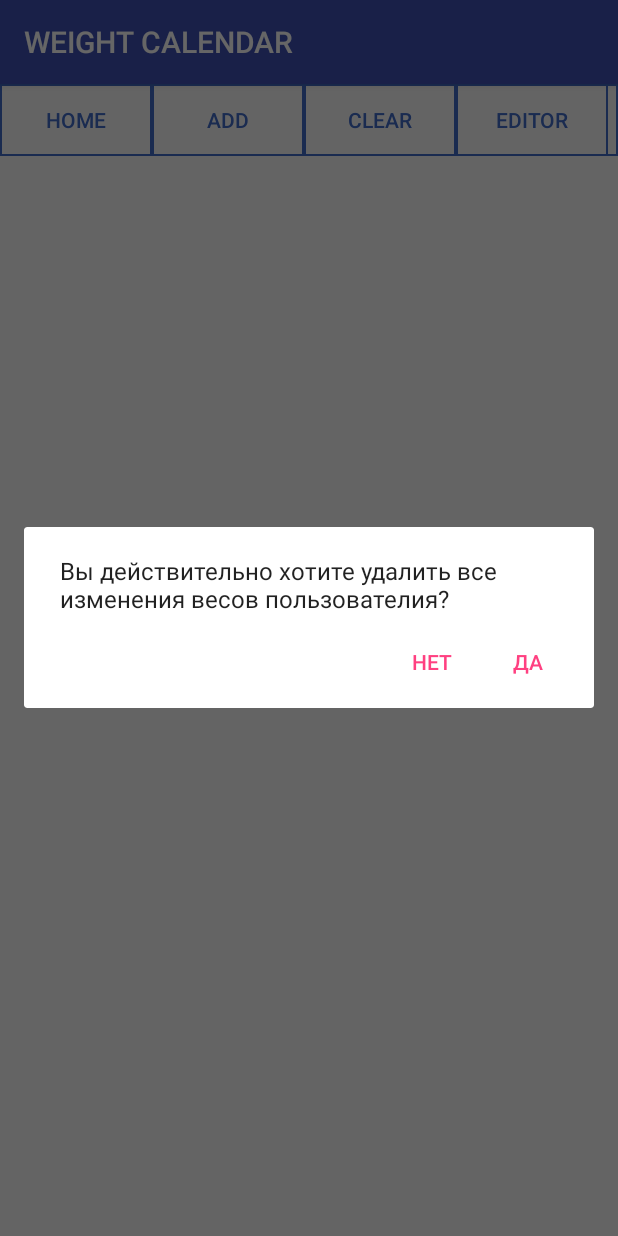
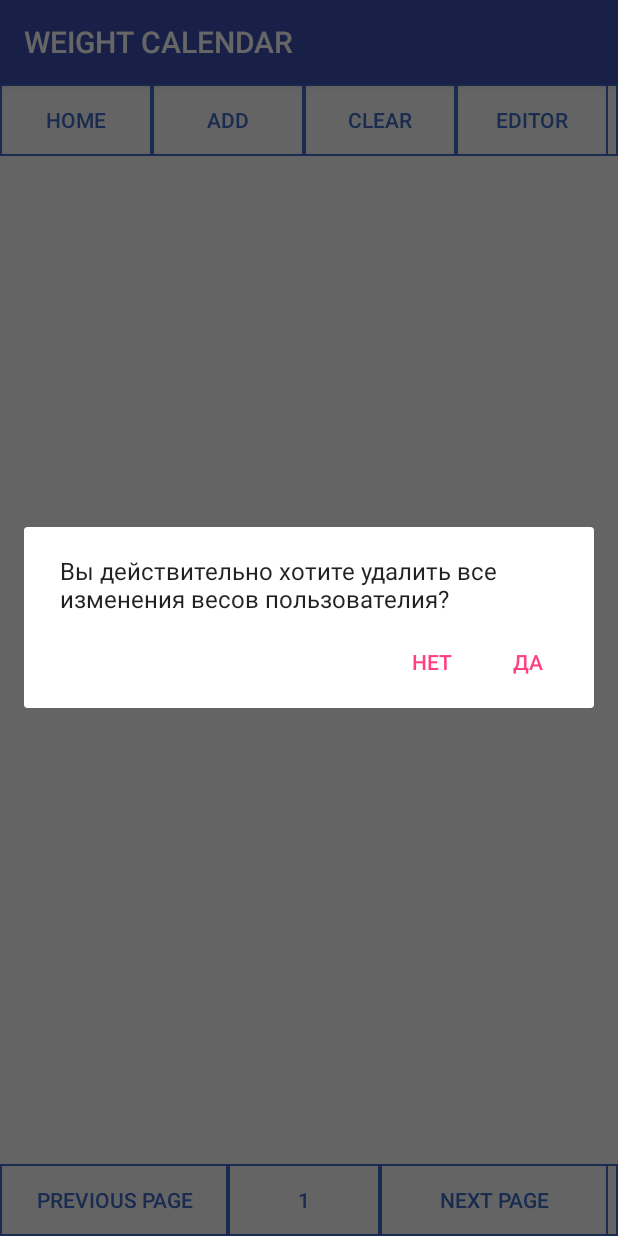
Before and after one commit to ivshapovalov/sandowgym, an Android app: the ActivityWeightChangeCalendarList screen opened directly, with no data from a screen before it, after a tap on "CLEAR", on a phone screen of 412 x 824 dp. Run offline under Robolectric (Android 15) with nearby library versions, the phone set to English and light mode, and no system bars.

Commit message:
Paging in weight change calendar list

```diff
--- a/app/src/main/java/ru/brainworkout/sandowgym/activities/ActivityAbstract.java
+++ b/app/src/main/java/ru/brainworkout/sandowgym/activities/ActivityAbstract.java
@@ -54,4 +54,6 @@ public abstract class ActivityAbstract extends AppCompatActivity {
         }
         return true;
     }
+
+
 }
--- a/app/src/main/java/ru/brainworkout/sandowgym/activities/ActivityUsersList.java
+++ b/app/src/main/java/ru/brainworkout/sandowgym/activities/ActivityUsersList.java
@@ -71,6 +71,8 @@ public class ActivityUsersList extends AppCompatActivity {
     public void onResume() {
         super.onResume();
 
+        getPreferencesFromFile();
+        pageUsers();
         showUsers();
 
         Intent intent = getIntent();
--- a/app/src/main/java/ru/brainworkout/sandowgym/activities/ActivityWeightChangeCalendarList.java
+++ b/app/src/main/java/ru/brainworkout/sandowgym/activities/ActivityWeightChangeCalendarList.java
@@ -2,8 +2,10 @@ package ru.brainworkout.sandowgym.activities;
 
 
 import android.app.AlertDialog;
+import android.content.Context;
 import android.content.DialogInterface;
 import android.content.Intent;
+import android.content.SharedPreferences;
 import android.os.Bundle;
 import android.util.DisplayMetrics;
 import android.view.Gravity;
@@ -15,12 +17,16 @@ import android.widget.TableRow;
 import android.widget.TextView;
 
 import java.util.ArrayList;
+import java.util.HashMap;
 import java.util.List;
+import java.util.Map;
 
 import ru.brainworkout.sandowgym.R;
+
 import static ru.brainworkout.sandowgym.common.Common.*;
 
 import ru.brainworkout.sandowgym.common.Common;
+import ru.brainworkout.sandowgym.database.entities.Exercise;
 import ru.brainworkout.sandowgym.database.entities.WeightChangeCalendar;
 import ru.brainworkout.sandowgym.database.manager.AndroidDatabaseManager;
 import ru.brainworkout.sandowgym.database.manager.SQLiteDatabaseManager;
@@ -32,6 +38,11 @@ public class ActivityWeightChangeCalendarList extends ActivityAbstract {
     private final int NUMBER_OF_VIEWS = 10000;
 
     private final SQLiteDatabaseManager DB = new SQLiteDatabaseManager(this);
+
+    private SharedPreferences mSettings;
+    private int rows_number = 17;
+    Map<Integer, List<WeightChangeCalendar>> pagingWeightChangeCalendar = new HashMap<>();
+    private int currentPage = 1;
 
     private int mHeight = 0;
     private int mWidth = 0;
@@ -49,6 +60,8 @@ public class ActivityWeightChangeCalendarList extends ActivityAbstract {
             HideEditorButton(btEditor);
         }
 
+        getPreferencesFromFile();
+        pageWeightChangeCalendar();
         showWeightChangeCalendarList();
 
         setTitleOfActivity(this);
@@ -59,6 +72,8 @@ public class ActivityWeightChangeCalendarList extends ActivityAbstract {
     public void onResume() {
         super.onResume();
 
+        getPreferencesFromFile();
+        pageWeightChangeCalendar();
         showWeightChangeCalendarList();
 
         Intent intent = getIntent();
@@ -75,39 +90,57 @@ public class ActivityWeightChangeCalendarList extends ActivityAbstract {
         }
     }
 
+    private void getPreferencesFromFile() {
+        mSettings = getSharedPreferences(ActivityMain.APP_PREFERENCES, Context.MODE_PRIVATE);
+        if (mSettings.contains(ActivityMain.APP_PREFERENCES_ROWS_ON_PAGE_IN_LISTS)) {
+            rows_number = mSettings.getInt(ActivityMain.APP_PREFERENCES_ROWS_ON_PAGE_IN_LISTS, 17);
+        } else {
+            rows_number = 17;
+        }
+    }
 
     public void btWeightChangeCalendarListAdd_onClick(final View view) {
 
-        blink(view,this);
+        blink(view, this);
         Intent intent = new Intent(getApplicationContext(), ActivityWeightChangeCalendar.class);
         intent.putExtra("IsNew", true);
         startActivity(intent);
 
     }
 
-
-    private void showWeightChangeCalendarList() {
-
+    private void pageWeightChangeCalendar() {
         List<WeightChangeCalendar> weightChangeCalendarList = new ArrayList<WeightChangeCalendar>();
-
         if (dbCurrentUser == null) {
             //exercises = DB.getAllExercises();
         } else {
             weightChangeCalendarList = DB.getAllWeightChangeCalendarOfUser(dbCurrentUser.getID());
         }
+        List<WeightChangeCalendar> pageContent = new ArrayList<>();
+        int pageNumber = 1;
+        for (int i = 0; i < weightChangeCalendarList.size(); i++) {
+            pageContent.add(weightChangeCalendarList.get(i));
+            if (pageContent.size() == rows_number) {
+                pagingWeightChangeCalendar.put(pageNumber, pageContent);
+                pageContent = new ArrayList<>();
+                pageNumber++;
+            }
+        }
+        if (pageContent.size() != 0) {
+            pagingWeightChangeCalendar.put(pageNumber, pageContent);
+        }
+    }
 
+    private void showWeightChangeCalendarList() {
+
+        Button pageNumber = (Button) findViewById(R.id.btPageNumber);
+        if (pageNumber != null) {
+            pageNumber.setText(String.valueOf(currentPage));
+        }
         ScrollView sv = (ScrollView) findViewById(R.id.svTableWeightChangeCalendarList);
-        try
-
-        {
-
+        try {
             sv.removeAllViews();
 
-        } catch (
-                NullPointerException e
-                )
-
-        {
+        } catch (NullPointerException e) {
         }
 
         DisplayMetrics displaymetrics = getResources().getDisplayMetrics();
@@ -118,23 +151,21 @@ public class ActivityWeightChangeCalendarList extends ActivityAbstract {
                 getApplicationContext().getResources().getDisplayMetrics().density);
 
         TableRow trowButtons = (TableRow) findViewById(R.id.trowButtons);
-
-        if (trowButtons != null)
-
-        {
+        if (trowButtons != null) {
             trowButtons.setMinimumHeight(mHeight);
         }
 
         TableLayout layout = new TableLayout(this);
         layout.setStretchAllColumns(true);
 
-        for (
-                int numEx = 0;
-                numEx < weightChangeCalendarList.size(); numEx++)
+        List<WeightChangeCalendar> page = pagingWeightChangeCalendar.get(currentPage);
+        if (page == null) return;
+        int currentPageSize = page.size();
+        for (int num = 0; num < currentPageSize; num++) {
 
-        {
+            WeightChangeCalendar weightChangeCalendar=page.get(num);
             TableRow mRow = new TableRow(this);
-            mRow.setId(NUMBER_OF_VIEWS + weightChangeCalendarList.get(numEx).getID());
+            mRow.setId(NUMBER_OF_VIEWS + weightChangeCalendar.getID());
             mRow.setOnClickListener(new View.OnClickListener() {
                 @Override
                 public void onClick(View v) {
@@ -145,7 +176,7 @@ public class ActivityWeightChangeCalendarList extends ActivityAbstract {
             mRow.setBackgroundResource(R.drawable.bt_border);
 
             TextView txt = new TextView(this);
-            txt.setText(String.valueOf(weightChangeCalendarList.get(numEx).getID()));
+            txt.setText(String.valueOf(weightChangeCalendar.getID()));
             txt.setBackgroundResource(R.drawable.bt_border);
             txt.setGravity(Gravity.CENTER);
             txt.setHeight(mHeight);
@@ -154,7 +185,7 @@ public class ActivityWeightChangeCalendarList extends ActivityAbstract {
             mRow.addView(txt);
 
             txt = new TextView(this);
-            txt.setText(String.valueOf(weightChangeCalendarList.get(numEx).getDayString()));
+            txt.setText(String.valueOf(weightChangeCalendar.getDayString()));
             txt.setBackgroundResource(R.drawable.bt_border);
             txt.setGravity(Gravity.CENTER);
             txt.setHeight(mHeight);
@@ -163,27 +194,22 @@ public class ActivityWeightChangeCalendarList extends ActivityAbstract {
             mRow.addView(txt);
 
             txt = new TextView(this);
-            txt.setText(String.valueOf(weightChangeCalendarList.get(numEx).getWeight()));
+            txt.setText(String.valueOf(weightChangeCalendar.getWeight()));
             txt.setBackgroundResource(R.drawable.bt_border);
             txt.setGravity(Gravity.CENTER);
             txt.setHeight(mHeight);
             txt.setTextSize(mTextSize);
             txt.setTextColor(getResources().getColor(R.color.text_color));
             mRow.addView(txt);
-
             mRow.setBackgroundResource(R.drawable.bt_border);
-
             layout.addView(mRow);
-
         }
-
         sv.addView(layout);
-
     }
 
     private void rowWeightChangeCalendar_onClick(final TableRow view) {
 
-        blink(view,this);
+        blink(view, this);
 
         int id = view.getId() % NUMBER_OF_VIEWS;
 
@@ -196,7 +222,7 @@ public class ActivityWeightChangeCalendarList extends ActivityAbstract {
 
     public void bt_Edit_onClick(final View view) {
 
-        blink(view,this);
+        blink(view, this);
 
         Intent dbmanager = new Intent(getApplicationContext(), AndroidDatabaseManager.class);
         startActivity(dbmanager);
@@ -206,7 +232,7 @@ public class ActivityWeightChangeCalendarList extends ActivityAbstract {
 
     public void buttonHome_onClick(final View view) {
 
-        blink(view,this);
+        blink(view, this);
         Intent intent = new Intent(getApplicationContext(), ActivityMain.class);
         intent.addFlags(Intent.FLAG_ACTIVITY_CLEAR_TOP);
         startActivity(intent);
@@ -215,7 +241,7 @@ public class ActivityWeightChangeCalendarList extends ActivityAbstract {
 
     public void btDeleteWeightChangeCalendarList_onClick(final View view) {
 
-        blink(view,this);
+        blink(view, this);
 
         new AlertDialog.Builder(this)
                 .setMessage("Вы действительно хотите удалить все изменения весов пользователия?")
@@ -232,4 +258,21 @@ public class ActivityWeightChangeCalendarList extends ActivityAbstract {
                 }).setNegativeButton("Нет", null).show();
     }
 
+    public void btNextPage_onClick(View view) {
+        blink(view, this);
+
+        if (currentPage != pagingWeightChangeCalendar.size()) {
+            currentPage++;
+        }
+        showWeightChangeCalendarList();
+    }
+
+    public void btPreviousPage_onClick(View view) {
+        blink(view, this);
+        if (currentPage != 1) {
+            currentPage--;
+        }
+        showWeightChangeCalendarList();
+    }
+
 }
--- a/app/src/main/res/layout/activity_weight_change_calendar_list.xml
+++ b/app/src/main/res/layout/activity_weight_change_calendar_list.xml
@@ -66,11 +66,54 @@
 
         <ScrollView
             android:layout_width="match_parent"
-            android:layout_height="match_parent"
+            android:layout_height="wrap_content"
             android:id="@+id/svTableWeightChangeCalendarList"
-            android:layout_marginTop="20dp">
+            android:layout_weight="100"
+            android:fillViewport="true">
 
         </ScrollView>
+
+        <TableRow
+            android:layout_width="match_parent"
+            android:layout_height="wrap_content"
+            android:id="@+id/tableRow4"
+            android:background="@drawable/bt_border">
+
+            <Button
+                style="?android:attr/buttonStyleSmall"
+                android:layout_width="match_parent"
+                android:layout_height="wrap_content"
+                android:id="@+id/button25"
+                android:onClick="btPreviousPage_onClick"
+                android:layout_span="12"
+                android:background="@drawable/bt_border"
+                android:text="PREVIOUS PAGE"
+                android:textColor="@color/text_color"/>
+
+            <Button
+                style="?android:attr/buttonStyleSmall"
+                android:layout_width="match_parent"
+                android:layout_height="wrap_content"
+                android:id="@+id/btPageNumber"
+                android:layout_span="8"
+                android:layout_gravity="center_vertical"
+                android:background="@drawable/bt_border"
+                android:textColor="@color/text_color"
+                android:nestedScrollingEnabled="true"
+                android:clickable="false"/>
+
+            <Button
+                style="?android:attr/buttonStyleSmall"
+                android:layout_width="match_parent"
+                android:layout_height="wrap_content"
+                android:text="NEXT PAGE"
+                android:id="@+id/button28"
+                android:onClick="btNextPage_onClick"
+                android:layout_span="12"
+                android:layout_gravity="center_vertical"
+                android:background="@drawable/bt_border"
+                android:textColor="@color/text_color"/>
+        </TableRow>
 
     </TableLayout>
 
```
